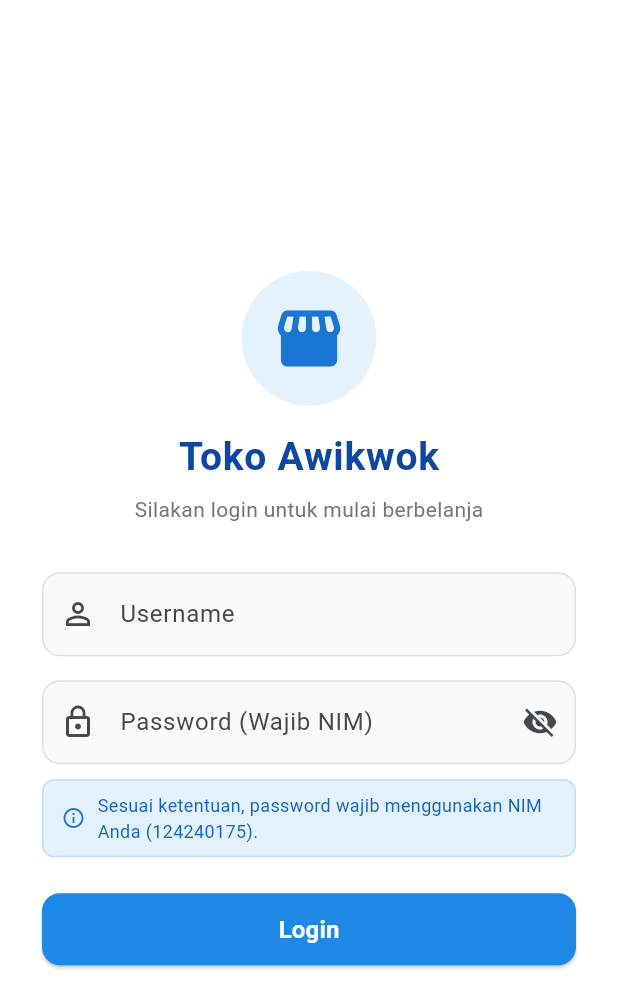
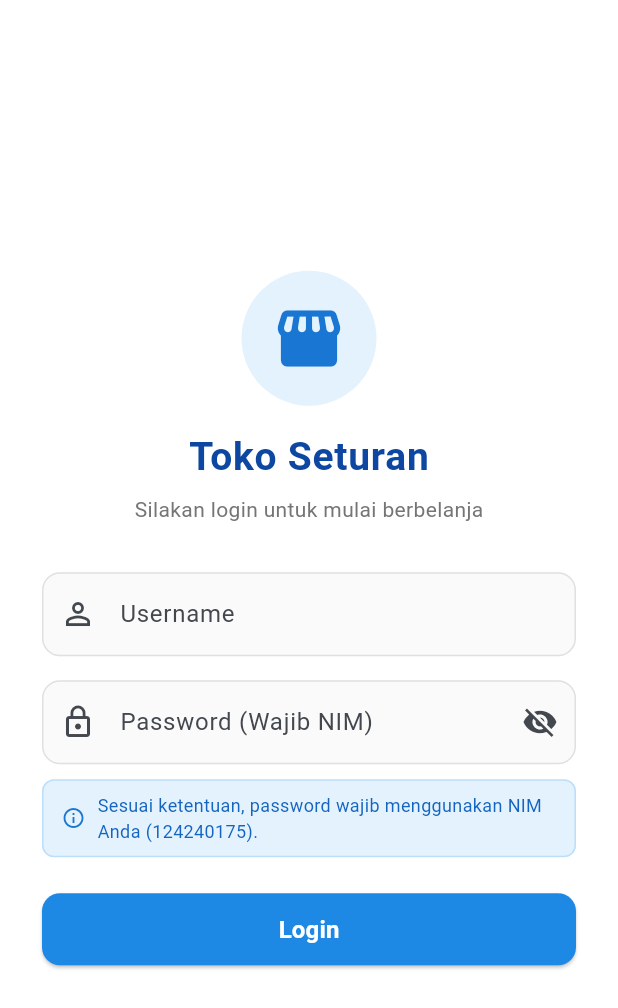
Before and after one commit to aprilliano0/124240175_latres_D, a Flutter app: the screen it shows after launch, on a phone screen of 412 x 824 dp. Shown: the top 1008 px of the screen. Run offline on Flutter 3.47's test engine with Material 3 defaults, Android fonts, the phone set to English and light mode, and no system bars; our stand-ins replace get, hive_flutter, shared_preferences; accounts and stored records are empty.

Commit message:
update: change store name to Toko Seturan

```diff
--- a/lib/constants/app_constants.dart
+++ b/lib/constants/app_constants.dart
@@ -1,5 +1,5 @@
 class AppConstants {
-  static const String appName = 'Toko Awikwok';
+  static const String appName = 'Toko Seturan';
   static const String apiProductsUrl = 'https://dummyjson.com/products';
   static const String cartBoxName = 'cart_box';
 
--- a/lib/controllers/cart_controller.dart
+++ b/lib/controllers/cart_controller.dart
@@ -1,5 +1,6 @@
 import 'package:flutter/material.dart';
 import 'package:get/get.dart';
+import '../constants/app_constants.dart';
 import '../models/cart_item.dart';
 import '../models/product.dart';
 import '../services/database_service.dart';
@@ -111,7 +112,7 @@ class CartController extends GetxController {
 
     Get.snackbar(
       'Checkout Berhasil',
-      'Terima kasih telah berbelanja di Toko Awikwok!',
+      'Terima kasih telah berbelanja di ${AppConstants.appName}!',
       snackPosition: SnackPosition.BOTTOM,
       backgroundColor: Colors.green.shade700,
       colorText: Colors.white,
--- a/lib/views/pages/product_home_page.dart
+++ b/lib/views/pages/product_home_page.dart
@@ -1,5 +1,6 @@
 import 'package:flutter/material.dart';
 import 'package:get/get.dart';
+import '../../constants/app_constants.dart';
 import '../../controllers/auth_controller.dart';
 import '../../controllers/cart_controller.dart';
 import '../../controllers/product_controller.dart';
@@ -33,7 +34,7 @@ class ProductHomePage extends StatelessWidget {
                 ),
               ),
               const Text(
-                'Selamat datang di Toko Awikwok',
+                'Selamat datang di ${AppConstants.appName}',
                 style: TextStyle(
                   fontSize: 11,
                   color: Colors.white70,
```
Also changed, not shown: 1 other file.
